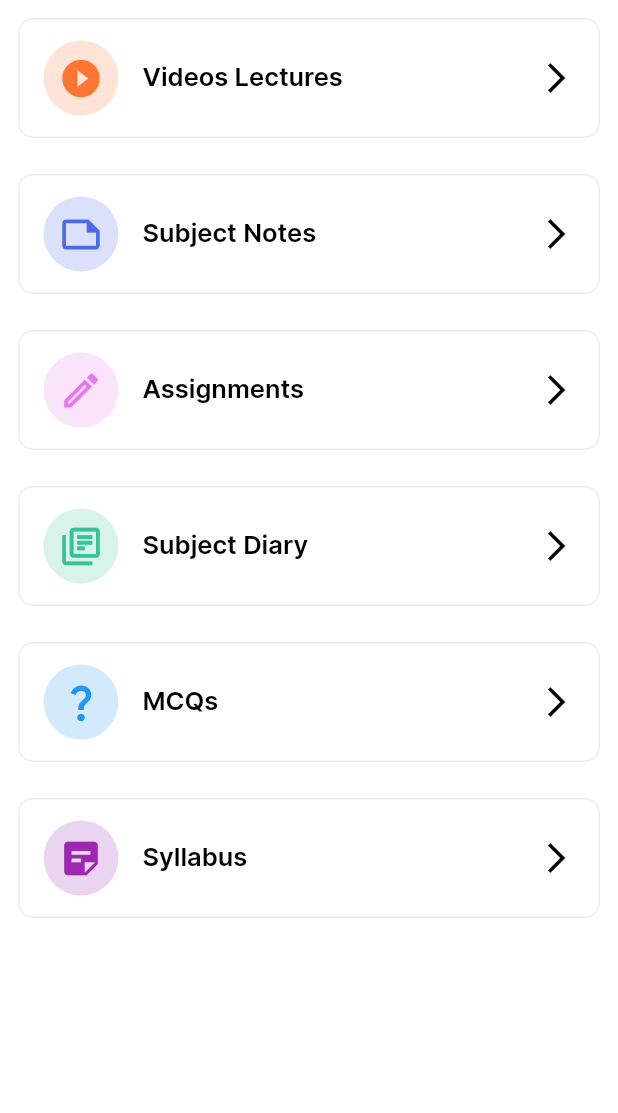
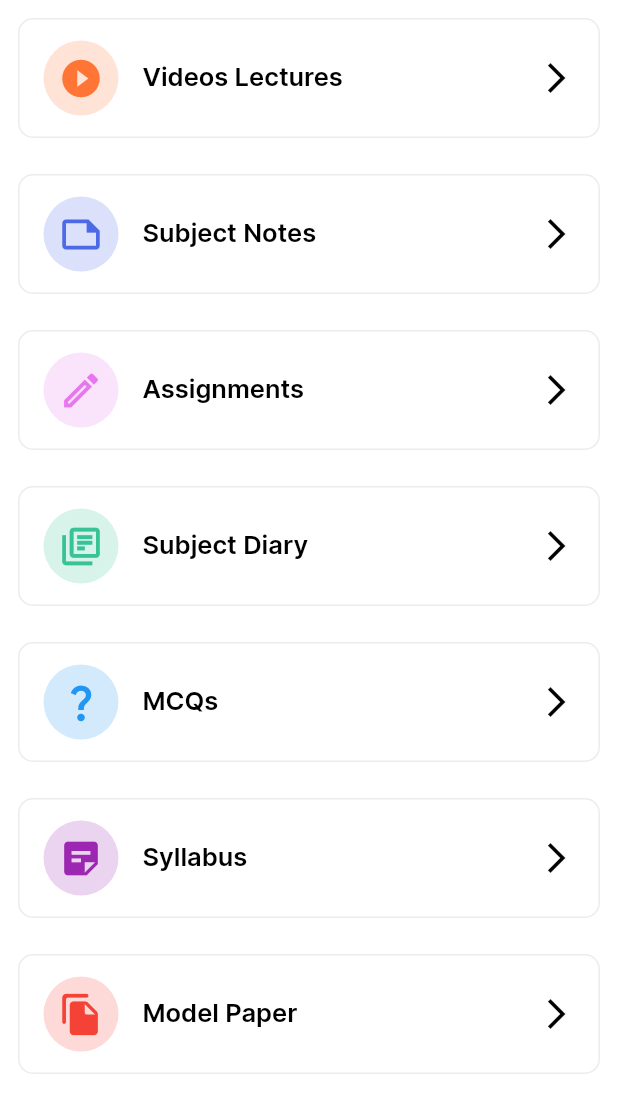
Before and after one commit to flutternoor/pms_projects, a Flutter app: the MathsScreen screen opened directly, on a phone screen of 412 x 824 dp. Shown: the top 1113 px of the screen. Run offline on Flutter 3.47's test engine with Material 2 defaults, Android fonts, the phone set to English and light mode, and no system bars.

Commit message:
add some file

```diff
--- a/lib/ui/home_screen/subject_screen/maths_screen/maths_screen.dart
+++ b/lib/ui/home_screen/subject_screen/maths_screen/maths_screen.dart
@@ -49,6 +49,13 @@ class MathsScreen extends StatelessWidget {
               iconColor: Colors.purple,
               titleText: 'Syllabus',
             ),
+            SubjectSetailsScreenWidget(
+              onTap: () {  },
+              containerColor: Colors.red.withOpacity(.2),
+              containerIcon: Icons.file_copy_rounded,
+              iconColor: Colors.red,
+              titleText: 'Model Paper',
+            ),
           ],
         ),
       )
```
